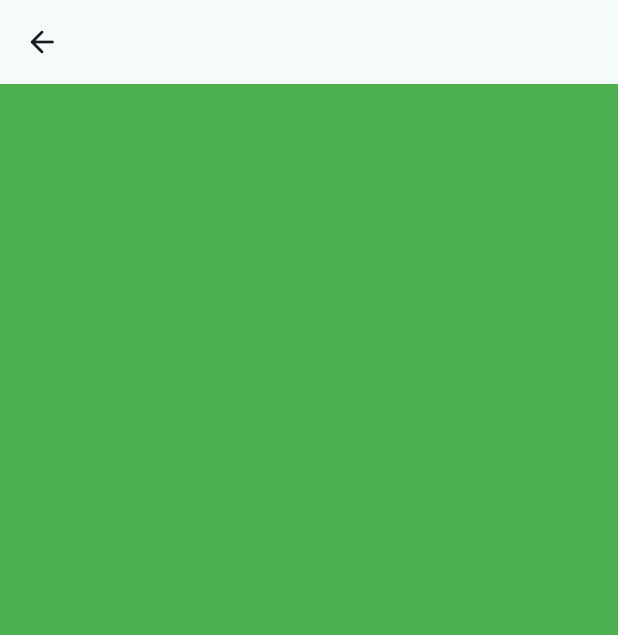
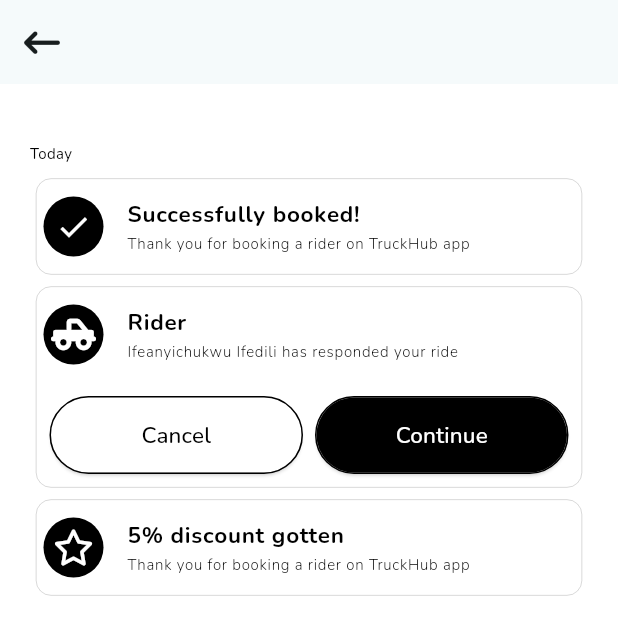
Before and after one commit to codeZe-us/Truckhub, a Flutter app: the NotificationsView screen opened directly, on a phone screen of 412 x 824 dp. Shown: the top 635 px of the screen. Run offline on Flutter 3.47's test engine with Material 3 defaults, Android fonts, the phone set to English and light mode, and no system bars; our stand-ins replace font_awesome_flutter, gap, google_fonts, google_maps_flutter, location, pin_code_fields.

Commit message:
Done with part of the notifications view

```diff
--- a/lib/main.dart
+++ b/lib/main.dart
@@ -6,6 +6,7 @@ import 'package:truckhub/screens/utils/extensions.dart';
 import 'package:truckhub/screens/views/confirm_phone_number/pincode_view.dart';
 import 'package:truckhub/screens/views/home_screen/main_home_screen.dart';
 import 'package:truckhub/screens/views/home_screen/sub_view/google_map_view.dart';
+import 'package:truckhub/screens/views/home_screen/sub_view/notifications/notification_view.dart';
 import 'package:truckhub/screens/views/pickup_location_destination/pickup_locaton_and_destination_search_view.dart';
 import 'package:truckhub/screens/views/welcome_back_screen.dart';
 import 'package:truckhub/screens/views/welcome_to_truckhub_screen.dart';
@@ -41,7 +42,7 @@ class MyApp extends StatelessWidget {
         ),
         useMaterial3: true,
       ),
-      home: const PickupLocationAndDestinationSearchScreen()
+      home: const NotificationsView()
     );
   }
 }
--- a/lib/screens/constants/strings.dart
+++ b/lib/screens/constants/strings.dart
@@ -42,3 +42,11 @@ const notificationString = 'Notification';
 const accountsString = 'Account';
 const pickupLocationString = 'Pickup location in Nsukka';
 const destinationString = 'Destination';
+const todayString = 'Today';
+const successfullBookString = 'Successfully booked!';
+const thankYouForBooking = 'Thank you for booking a rider on TruckHub app';
+const discountString = '5% discount gotten';
+const ifeanyiString = 'Ifeanyichukwu Ifedili has responded your ride';
+const riderString = 'Rider';
+const cancelString = 'Cancel';
+const continueString = 'Continue';
--- /dev/null
+++ b/lib/screens/custom_widgets/circle_avatar_widget.dart
@@ -0,0 +1,24 @@
+import 'package:flutter/material.dart';
+import 'package:truckhub/screens/constants/colors.dart';
+
+class GenericCircleAvatar extends StatelessWidget {
+  final Widget child;
+
+  const GenericCircleAvatar({
+    super.key,
+    required this.child
+  });
+
+  @override
+  Widget build(BuildContext context) {
+    return Container(
+      height: 40,
+      width: 40,
+      decoration: BoxDecoration(
+        color: blackColor,
+        borderRadius: BorderRadius.circular(20)
+      ),
+      child: Center(child: child),
+    );
+  }
+}
--- a/lib/screens/custom_widgets/elevated_button_widget.dart
+++ b/lib/screens/custom_widgets/elevated_button_widget.dart
@@ -27,7 +27,7 @@ class GenericElevatedButton extends StatelessWidget {
   @override
   Widget build(BuildContext context) {
     return Container(
-      width: MediaQuery.of(context).size.width,
+      //width: MediaQuery.of(context).size.width,
       height: 50,
       margin: noMargin ?? false ? null : const EdgeInsets.fromLTRB(50, 0, 50, 0),
       child: ElevatedButton(
--- a/lib/screens/custom_widgets/text_widget.dart
+++ b/lib/screens/custom_widgets/text_widget.dart
@@ -1,15 +1,16 @@
 import 'package:flutter/material.dart';
+import 'package:truckhub/screens/constants/colors.dart' show blackColor;
 import 'package:truckhub/screens/utils/extensions.dart';
 
 class GenericText extends StatelessWidget {
-  final Color color;
+  final Color? color;
   final double fontSize;
   final FontWeight fontWeight;
   final String text;
 
   const GenericText({
     super.key,
-    required this.color,
+    this.color,
     required this.fontSize,
     required this.fontWeight,
     required this.text
@@ -18,7 +19,7 @@ class GenericText extends StatelessWidget {
   @override
   Widget build(BuildContext context) {
     return Text(text).decorateText(
-      color: color,
+      color: color ?? blackColor,
       fontWeight: fontWeight,
       fontSize: fontSize
     );
--- a/lib/screens/views/home_screen/main_home_screen.dart
+++ b/lib/screens/views/home_screen/main_home_screen.dart
@@ -3,7 +3,7 @@ import 'package:truckhub/screens/custom_widgets/annotated_region_widget.dart';
 import 'package:truckhub/screens/views/home_screen/navigation_destinations.dart';
 import 'package:truckhub/screens/views/home_screen/sub_view/account_view.dart';
 import 'package:truckhub/screens/views/home_screen/sub_view/google_map_view.dart';
-import 'package:truckhub/screens/views/home_screen/sub_view/notifications_view.dart';
+import 'package:truckhub/screens/views/home_screen/sub_view/notifications/notification_view.dart';
 
 class MainHomeScreen extends StatefulWidget {
   const MainHomeScreen({super.key});
--- /dev/null
+++ b/lib/screens/views/home_screen/sub_view/notifications/notification_view.dart
@@ -0,0 +1,192 @@
+import 'package:flutter/material.dart';
+import 'package:font_awesome_flutter/font_awesome_flutter.dart';
+import 'package:gap/gap.dart';
+import 'package:truckhub/screens/constants/colors.dart';
+import 'package:truckhub/screens/constants/fontsizes.dart';
+import 'package:truckhub/screens/constants/fontweights.dart';
+import 'package:truckhub/screens/constants/strings.dart';
+import 'package:truckhub/screens/custom_widgets/circle_avatar_widget.dart';
+import 'package:truckhub/screens/custom_widgets/elevated_button_widget.dart';
+import 'package:truckhub/screens/custom_widgets/text_widget.dart';
+
+class NotificationsView extends StatelessWidget {
+  const NotificationsView({super.key});
+
+  @override
+  Widget build(BuildContext context) {
+    return Scaffold(
+      backgroundColor: whiteColor,
+      appBar: AppBar(
+        leading: IconButton(
+          icon: const FaIcon(FontAwesomeIcons.arrowLeftLong),
+          onPressed: (){
+            //Implement the functionality of this IconButton here
+          },
+        )
+      ),
+      body: Padding(
+        padding: const EdgeInsets.all(20),
+        child: SingleChildScrollView(
+          child: Column(
+            mainAxisSize: MainAxisSize.min,
+            mainAxisAlignment: MainAxisAlignment.center,
+            crossAxisAlignment: CrossAxisAlignment.start,
+            children: [
+              const Gap(20),
+              const GenericText(
+                color: blackColor,
+                fontSize: fontSize2,
+                fontWeight: fontWeight4,
+                text: todayString
+              ),
+              const Gap(5),
+              Card(
+                color: whiteColor,
+                elevation: 0,
+                shape: RoundedRectangleBorder(
+                  borderRadius: BorderRadius.circular(10),
+                  side: BorderSide(
+                    width: 0.2,
+                    color: blackColor.withOpacity(0.5),
+                  )
+                ),
+                child: const ListTile(
+                  contentPadding: EdgeInsets.all(5),
+                  dense: true,
+                  minLeadingWidth: 0,
+                  leading: GenericCircleAvatar(
+                    child: FaIcon(Icons.check, color: whiteColor,),
+                  ),
+                  title: Column(
+                    mainAxisSize: MainAxisSize.min,
+                    crossAxisAlignment: CrossAxisAlignment.start,
+                    children: [
+                      GenericText(
+                        fontSize: fontSize3,
+                        fontWeight: fontWeight7,
+                        text: successfullBookString
+                      ),
+                      GenericText(
+                        fontSize: fontSize2,
+                        fontWeight: fontWeight3,
+                        text: thankYouForBooking
+                      ),
+                    ],
+                  ),
+                ),
+              ),
+
+              Card(
+                color: whiteColor,
+                elevation: 0,
+                shape: RoundedRectangleBorder(
+                  borderRadius: BorderRadius.circular(10),
+                  side: BorderSide(
+                    width: 0.2,
+                    color: blackColor.withOpacity(0.5),
+                  )
+                ),
+                child: Column(
+                  children: [
+                    const ListTile(
+                      contentPadding: EdgeInsets.all(5),
+                      dense: true,
+                      minLeadingWidth: 0,
+                      leading: GenericCircleAvatar(
+                        child: FaIcon(
+                          FontAwesomeIcons.truckPickup,
+                          color: whiteColor,
+                        ),
+                      ),
+                      title: Column(
+                        mainAxisSize: MainAxisSize.min,
+                        crossAxisAlignment: CrossAxisAlignment.start,
+                        children: [
+                          GenericText(
+                            fontSize: fontSize3,
+                            fontWeight: fontWeight7,
+                            text: riderString
+                          ),
+                          GenericText(
+                            fontSize: fontSize2,
+                            fontWeight: fontWeight3,
+                            text: ifeanyiString //This has to be customized to the name of a driver
+                          ),
+                        ],
+                      ),
+                    ),
+                    Padding(
+                      padding: const EdgeInsets.all(10),
+                      child: Row(
+                        children: [
+                          Expanded(
+                            flex: 1,
+                            child: GenericElevatedButton(
+                              noMargin: true,
+                              backgroundColor: whiteColor,
+                              color: blackColor,
+                              onPressed: (){},
+                              title: cancelString
+                            ),
+                          ),
+                          const Gap(10),
+                          Expanded(
+                            flex: 1,
+                            child: GenericElevatedButton(
+                              noMargin: true,
+                              onPressed: (){},
+                              title: continueString
+                            ),
+                          )
+                        ],
+                      ),
+                    ),
+                  ],
+                ),
+              ),
+
+              Card(
+                color: whiteColor,
+                elevation: 0,
+                shape: RoundedRectangleBorder(
+                  borderRadius: BorderRadius.circular(10),
+                  side: BorderSide(
+                    width: 0.2,
+                    color: blackColor.withOpacity(0.5),
+                  )
+                ),
+                child: const ListTile(
+                  contentPadding: EdgeInsets.all(5),
+                  dense: true,
+                  minLeadingWidth: 0,
+                  leading: GenericCircleAvatar(
+                    child: FaIcon(
+                      FontAwesomeIcons.star,
+                      color: whiteColor,
+                    ),
+                  ),
+                  title: Column(
+                    mainAxisSize: MainAxisSize.min,
+                    crossAxisAlignment: CrossAxisAlignment.start,
+                    children: [
+                      GenericText(
+                        fontSize: fontSize3,
+                        fontWeight: fontWeight7,
+                        text: discountString
+                      ),
+                      GenericText(
+                        fontSize: fontSize2,
+                        fontWeight: fontWeight3,
+                        text: thankYouForBooking
+                      ),
+                    ],
+                  ),
+                ),
+              ),
+            ],
+          ),
+        ),
+      )
+    );
+  }
+}
--- a/lib/screens/views/home_screen/sub_view/notifications_view.dart
+++ /dev/null
@@ -1,24 +0,0 @@
-import 'package:flutter/material.dart';
-import 'package:truckhub/screens/constants/colors.dart';
-
-class NotificationsView extends StatelessWidget {
-  const NotificationsView({super.key});
-
-  @override
-  Widget build(BuildContext context) {
-    return Scaffold(
-      backgroundColor: whiteColor,
-      appBar: AppBar(
-        leading: IconButton(
-          icon: const Icon(Icons.arrow_back_rounded),
-          onPressed: (){
-            //Implement the functionality of this IconButton here
-          },
-        )
-      ),
-      body: Container(
-        color: greenColor
-      )
-    );
-  }
-}
```
